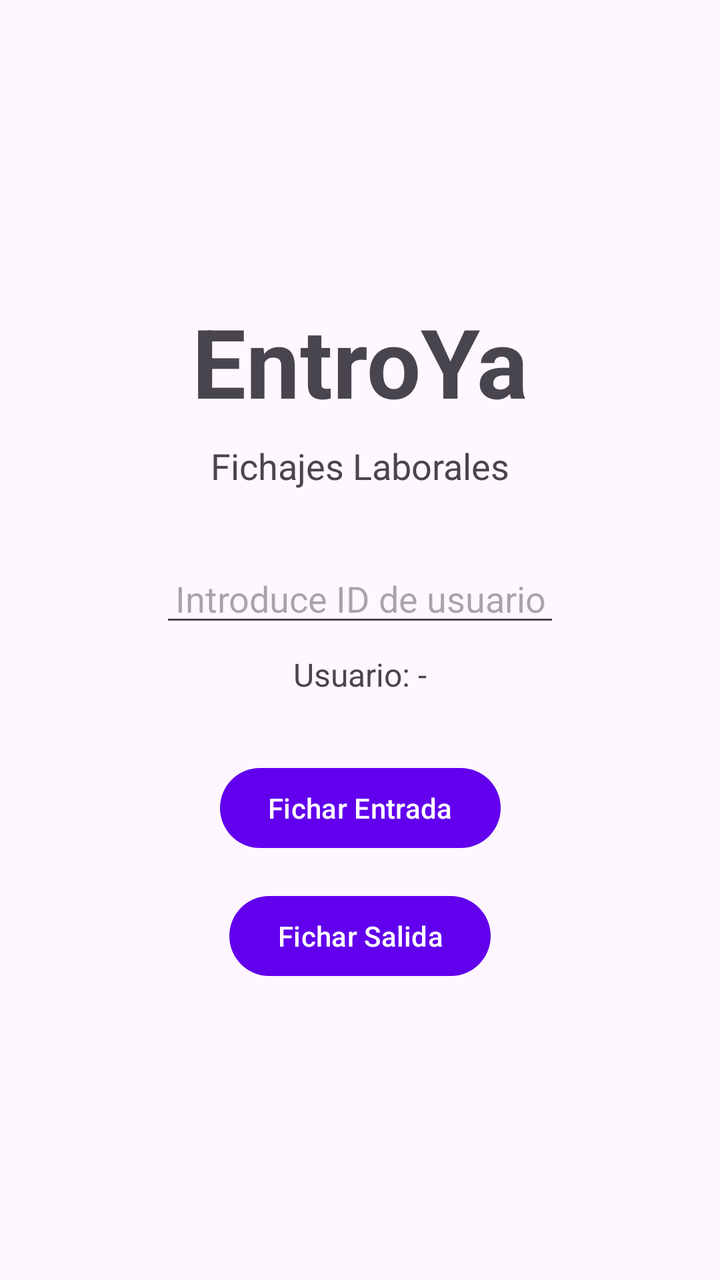
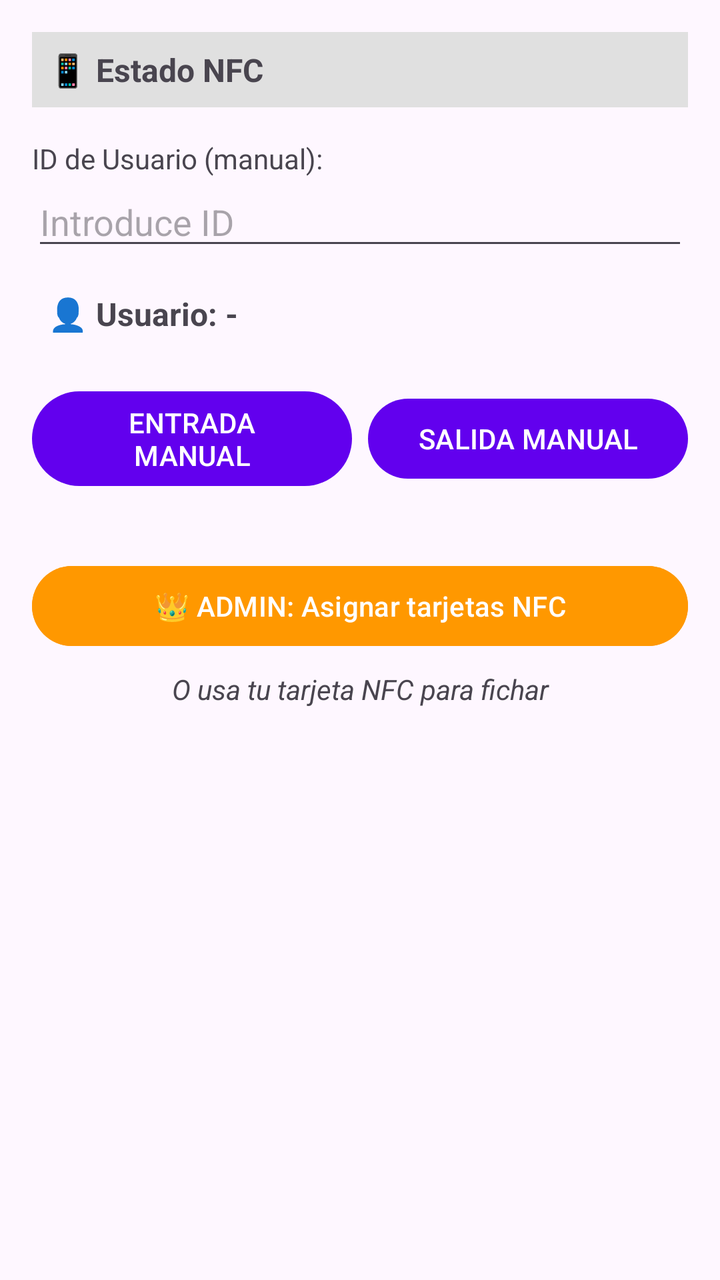

Compare the two renders of this Android layout. The source of the first and the diff that turns it into the second are given below.
<!-- AndroidManifest.xml: activity theme Theme.Entroya -->
<!-- res/layout/activity_main.xml -->
<?xml version="1.0" encoding="utf-8"?>
<androidx.constraintlayout.widget.ConstraintLayout xmlns:android="http://schemas.android.com/apk/res/android"
    xmlns:app="http://schemas.android.com/apk/res-auto"
    xmlns:tools="http://schemas.android.com/tools"
    android:id="@+id/main"
    android:layout_width="match_parent"
    android:layout_height="match_parent"
    tools:context=".MainActivity">

    <TextView
        android:id="@+id/text_logo"
        android:layout_width="wrap_content"
        android:layout_height="wrap_content"
        android:text="EntroYa"
        android:textSize="48sp"
        android:textStyle="bold"
        app:layout_constraintBottom_toTopOf="@+id/text_subtitle"
        app:layout_constraintEnd_toEndOf="parent"
        app:layout_constraintStart_toStartOf="parent"
        app:layout_constraintTop_toTopOf="parent"
        app:layout_constraintVertical_chainStyle="packed" />

    <TextView
        android:id="@+id/text_subtitle"
        android:layout_width="wrap_content"
        android:layout_height="wrap_content"
        android:layout_marginTop="8dp"
        android:text="Fichajes Laborales"
        android:textSize="18sp"
        app:layout_constraintBottom_toTopOf="@+id/edittext_user_id"
        app:layout_constraintEnd_toEndOf="parent"
        app:layout_constraintStart_toStartOf="parent"
        app:layout_constraintTop_toBottomOf="@+id/text_logo" />

    <EditText
        android:id="@+id/edittext_user_id"
        android:layout_width="wrap_content"
        android:layout_height="wrap_content"
        android:layout_marginTop="32dp"
        android:hint="Introduce ID de usuario"
        android:inputType="number"
        android:minWidth="200dp"
        android:textAlignment="center"
        app:layout_constraintBottom_toTopOf="@+id/text_selected_user_name"
        app:layout_constraintEnd_toEndOf="parent"
        app:layout_constraintStart_toStartOf="parent"
        app:layout_constraintTop_toBottomOf="@+id/text_subtitle" />

    <TextView
        android:id="@+id/text_selected_user_name"
        android:layout_width="wrap_content"
        android:layout_height="wrap_content"
        android:layout_marginTop="8dp"
        android:text="Usuario: -"
        android:textSize="16sp"
        app:layout_constraintBottom_toTopOf="@+id/button_clock_in"
        app:layout_constraintEnd_toEndOf="parent"
        app:layout_constraintStart_toStartOf="parent"
        app:layout_constraintTop_toBottomOf="@+id/edittext_user_id" />

    <Button
        android:id="@+id/button_clock_in"
        android:layout_width="wrap_content"
        android:layout_height="wrap_content"
        android:layout_marginTop="32dp"
        android:text="Fichar Entrada"
        app:layout_constraintBottom_toTopOf="@+id/button_clock_out"
        app:layout_constraintEnd_toEndOf="parent"
        app:layout_constraintStart_toStartOf="parent"
        app:layout_constraintTop_toBottomOf="@+id/text_selected_user_name" />

    <Button
        android:id="@+id/button_clock_out"
        android:layout_width="wrap_content"
        android:layout_height="wrap_content"
        android:layout_marginTop="16dp"
        android:text="Fichar Salida"
        app:layout_constraintBottom_toBottomOf="parent"
        app:layout_constraintEnd_toEndOf="parent"
        app:layout_constraintStart_toStartOf="parent"
        app:layout_constraintTop_toBottomOf="@+id/button_clock_in" />

</androidx.constraintlayout.widget.ConstraintLayout>
<!-- resources referenced by this layout -->
<resources>
  <style name="Theme.Entroya" parent="Theme.Material3.DayNight">
          
          <item name="colorPrimary">@color/purple_500</item>
          <item name="colorPrimaryVariant">@color/purple_700</item>
          <item name="colorOnPrimary">@color/white</item>
          <item name="colorSecondary">@color/teal_200</item>
          <item name="colorSecondaryVariant">@color/teal_700</item>
          <item name="colorOnSecondary">@color/black</item>
          <item name="android:statusBarColor">?attr/colorPrimaryVariant</item>
          <item name="android:windowLightStatusBar" tools:targetApi="23">true</item>
      </style>
  <color name="purple_500">#FF6200EE</color>
  <color name="purple_700">#FF3700B3</color>
  <color name="white">#FFFFFFFF</color>
  <color name="teal_200">#FF03DAC5</color>
  <color name="teal_700">#FF018786</color>
  <color name="black">#FF000000</color>
</resources>

<!-- the commit's change to res/layout/activity_main.xml (unified diff, before → after) -->
@@ -1,83 +1,85 @@
 <?xml version="1.0" encoding="utf-8"?>
-<androidx.constraintlayout.widget.ConstraintLayout xmlns:android="http://schemas.android.com/apk/res/android"
-    xmlns:app="http://schemas.android.com/apk/res-auto"
-    xmlns:tools="http://schemas.android.com/tools"
+<LinearLayout xmlns:android="http://schemas.android.com/apk/res/android"
     android:id="@+id/main"
     android:layout_width="match_parent"
     android:layout_height="match_parent"
-    tools:context=".MainActivity">
+    android:orientation="vertical"
+    android:padding="16dp">
 
     <TextView
-        android:id="@+id/text_logo"
-        android:layout_width="wrap_content"
+        android:id="@+id/text_nfc_status"
+        android:layout_width="match_parent"
         android:layout_height="wrap_content"
-        android:text="EntroYa"
-        android:textSize="48sp"
+        android:text="📱 Estado NFC"
+        android:textSize="16sp"
         android:textStyle="bold"
-        app:layout_constraintBottom_toTopOf="@+id/text_subtitle"
-        app:layout_constraintEnd_toEndOf="parent"
-        app:layout_constraintStart_toStartOf="parent"
-        app:layout_constraintTop_toTopOf="parent"
-        app:layout_constraintVertical_chainStyle="packed" />
+        android:padding="8dp"
+        android:background="#E0E0E0"
+        android:layout_marginBottom="16dp"/>
 
     <TextView
-        android:id="@+id/text_subtitle"
-        android:layout_width="wrap_content"
+        android:layout_width="match_parent"
         android:layout_height="wrap_content"
-        android:layout_marginTop="8dp"
-        android:text="Fichajes Laborales"
-        android:textSize="18sp"
-        app:layout_constraintBottom_toTopOf="@+id/edittext_user_id"
-        app:layout_constraintEnd_toEndOf="parent"
-        app:layout_constraintStart_toStartOf="parent"
-        app:layout_constraintTop_toBottomOf="@+id/text_logo" />
+        android:text="ID de Usuario (manual):"
+        android:textSize="14sp"/>
 
     <EditText
         android:id="@+id/edittext_user_id"
-        android:layout_width="wrap_content"
+        android:layout_width="match_parent"
         android:layout_height="wrap_content"
-        android:layout_marginTop="32dp"
-        android:hint="Introduce ID de usuario"
+        android:hint="Introduce ID"
         android:inputType="number"
-        android:minWidth="200dp"
-        android:textAlignment="center"
-        app:layout_constraintBottom_toTopOf="@+id/text_selected_user_name"
-        app:layout_constraintEnd_toEndOf="parent"
-        app:layout_constraintStart_toStartOf="parent"
-        app:layout_constraintTop_toBottomOf="@+id/text_subtitle" />
+        android:layout_marginBottom="8dp"/>
 
     <TextView
         android:id="@+id/text_selected_user_name"
-        android:layout_width="wrap_content"
+        android:layout_width="match_parent"
         android:layout_height="wrap_content"
-        android:layout_marginTop="8dp"
-        android:text="Usuario: -"
+        android:text="👤 Usuario: -"
         android:textSize="16sp"
-        app:layout_constraintBottom_toTopOf="@+id/button_clock_in"
-        app:layout_constraintEnd_toEndOf="parent"
-        app:layout_constraintStart_toStartOf="parent"
-        app:layout_constraintTop_toBottomOf="@+id/edittext_user_id" />
+        android:textStyle="bold"
+        android:padding="8dp"
+        android:layout_marginBottom="16dp"/>
 
+    <LinearLayout
+        android:layout_width="match_parent"
+        android:layout_height="wrap_content"
+        android:orientation="horizontal"
+        android:gravity="center"
+        android:layout_marginBottom="16dp">
+
+        <Button
+            android:id="@+id/button_clock_in"
+            android:layout_width="0dp"
+            android:layout_height="wrap_content"
+            android:layout_weight="1"
+            android:text="ENTRADA MANUAL"
+            android:layout_marginEnd="8dp"/>
+
+        <Button
+            android:id="@+id/button_clock_out"
+            android:layout_width="0dp"
+            android:layout_height="wrap_content"
+            android:layout_weight="1"
+            android:text="SALIDA MANUAL"/>
+    </LinearLayout>
+
+    
     <Button
-        android:id="@+id/button_clock_in"
-        android:layout_width="wrap_content"
+        android:id="@+id/button_admin"
+        android:layout_width="match_parent"
         android:layout_height="wrap_content"
-        android:layout_marginTop="32dp"
-        android:text="Fichar Entrada"
-        app:layout_constraintBottom_toTopOf="@+id/button_clock_out"
-        app:layout_constraintEnd_toEndOf="parent"
-        app:layout_constraintStart_toStartOf="parent"
-        app:layout_constraintTop_toBottomOf="@+id/text_selected_user_name" />
+        android:text="👑 ADMIN: Asignar tarjetas NFC"
+        android:backgroundTint="#FF9800"
+        android:layout_marginTop="16dp"
+        android:layout_marginBottom="8dp"/>
 
-    <Button
-        android:id="@+id/button_clock_out"
-        android:layout_width="wrap_content"
+    <TextView
+        android:layout_width="match_parent"
         android:layout_height="wrap_content"
-        android:layout_marginTop="16dp"
-        android:text="Fichar Salida"
-        app:layout_constraintBottom_toBottomOf="parent"
-        app:layout_constraintEnd_toEndOf="parent"
-        app:layout_constraintStart_toStartOf="parent"
-        app:layout_constraintTop_toBottomOf="@+id/button_clock_in" />
+        android:text="O usa tu tarjeta NFC para fichar"
+        android:textAlignment="center"
+        android:textStyle="italic"
+        android:textSize="14sp"/>
 
-</androidx.constraintlayout.widget.ConstraintLayout>
+</LinearLayout>
